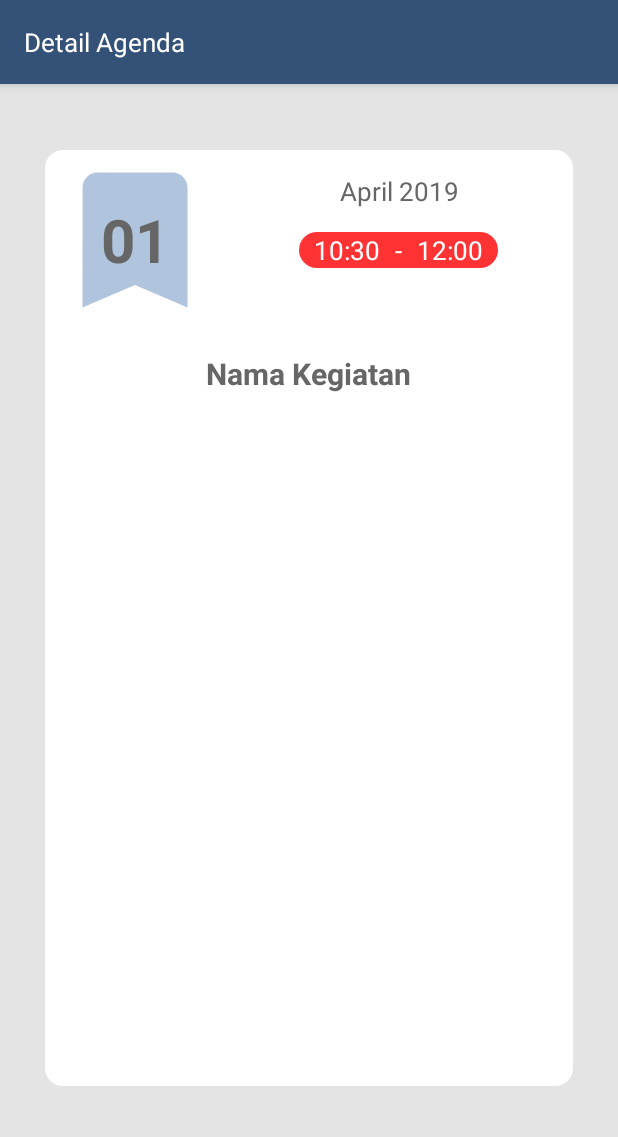
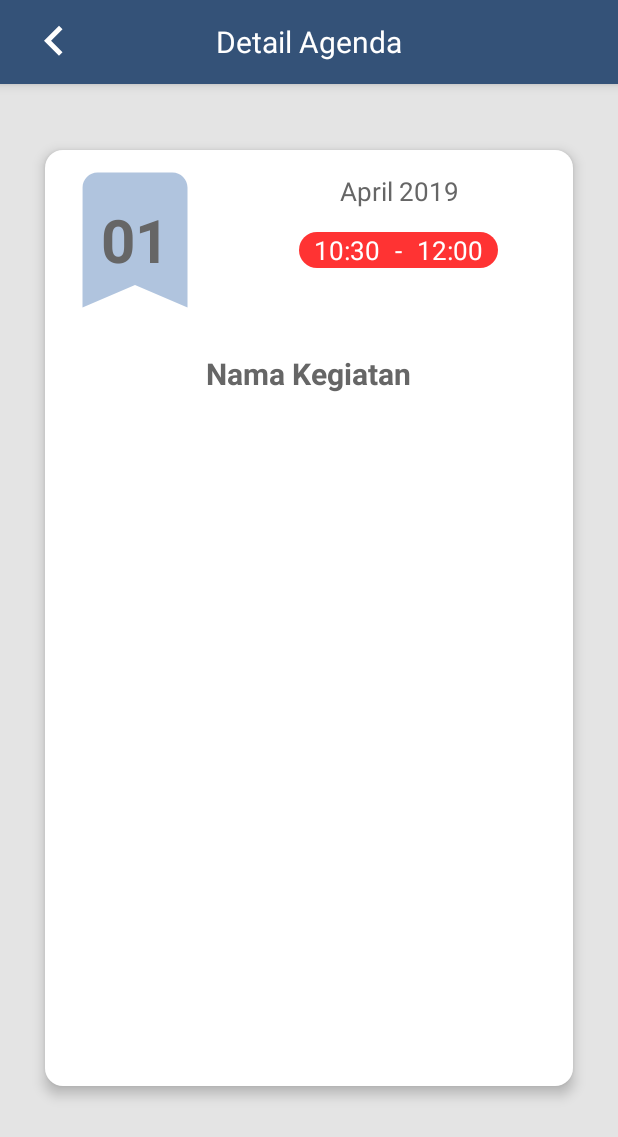
Before and after one commit to dirpenua/DirektoratPendidikan, an Android app: the layout activity_detail_agenda.xml on its own in the app's theme, with its tools: preview values and no code run, on a phone screen of 412 x 824 dp. Shown: the top 1137 px of the screen. Run offline under Robolectric (Android 15) with nearby library versions, the phone set to English and light mode, and no system bars.

Commit message:
Initial Commit

```diff
--- a/app/src/main/AndroidManifest.xml
+++ b/app/src/main/AndroidManifest.xml
@@ -15,7 +15,7 @@
         android:supportsRtl="true"
         android:theme="@style/AppTheme"
         tools:ignore="GoogleAppIndexingWarning">
-        <activity android:name=".DetailAgenda"></activity>
+        <activity android:name=".DetailAgenda" android:theme="@style/NoActionBar"></activity>
         <activity
             android:name=".SplashActivity"
             android:theme="@style/NoActionBar">
--- /dev/null
+++ b/app/src/main/res/drawable/onbackpress.xml
@@ -0,0 +1,5 @@
+<vector android:height="24dp" android:tint="#FFFFFF"
+    android:viewportHeight="24.0" android:viewportWidth="24.0"
+    android:width="24dp" xmlns:android="http://schemas.android.com/apk/res/android">
+    <path android:fillColor="#FF000000" android:pathData="M15.41,16.09l-4.58,-4.59 4.58,-4.59L14,5.5l-6,6 6,6z"/>
+</vector>
--- a/app/src/main/res/layout/activity_detail_agenda.xml
+++ b/app/src/main/res/layout/activity_detail_agenda.xml
@@ -16,16 +16,25 @@
     android:theme="@style/ThemeOverlay.AppCompat.Dark.ActionBar"
     app:popupTheme="@style/ThemeOverlay.AppCompat.Light">
 
+    <ImageView
+    android:id="@+id/agendakembali"
+    android:layout_width="40dp"
+    android:layout_height="40dp"
+    android:src="@drawable/onbackpress"
+    app:layout_behavior="@string/appbar_scrolling_view_behavior"
+    app:layout_collapseMode="parallax"/>
+
     <TextView
     android:layout_width="wrap_content"
-    android:layout_height="match_parent"
+    android:layout_height="wrap_content"
     android:text="Detail Agenda"
+    android:layout_gravity="center"
     android:textColor="#FFFFFF"
+    android:textSize="20dp"/>
 
-    android:textSize="17dp"
-    android:gravity="center_vertical"/>
 
     </android.support.v7.widget.Toolbar>
+
 
     <LinearLayout
         android:layout_width="match_parent"
@@ -35,7 +44,8 @@
         android:layout_marginTop="100dp"
         android:layout_marginBottom="100dp"
         android:background="@drawable/whiteround"
-        android:orientation="vertical">
+        android:orientation="vertical"
+        android:elevation="5dp">
 
         <LinearLayout
             android:layout_width="match_parent"
--- a/app/src/main/res/layout/activity_main.xml
+++ b/app/src/main/res/layout/activity_main.xml
@@ -17,6 +17,8 @@
         android:id="@+id/bn_main"
         android:layout_width="match_parent"
         android:layout_height="wrap_content"
+        android:layout_below="@id/recyclerView"
+        android:layout_marginTop="8dp"
         android:layout_alignParentBottom="true"
         android:background="@color/colorPrimary"
         app:itemIconTint="@drawable/state_bnve"
--- a/app/src/main/res/layout/fragment_agenda.xml
+++ b/app/src/main/res/layout/fragment_agenda.xml
@@ -1,5 +1,6 @@
 <RelativeLayout xmlns:android="http://schemas.android.com/apk/res/android"
     xmlns:app="http://schemas.android.com/apk/res-auto"
+    android:id="@+id/fragment_agenda"
     android:layout_width="match_parent"
     android:layout_height="match_parent"
     android:fitsSystemWindows="true">
@@ -34,7 +35,8 @@
         android:layout_width="match_parent"
         android:layout_height="match_parent"
         android:layout_below="@id/toolbar"
+        android:layout_above="@id/bn_main"
         android:layout_marginTop="8dp"
-        android:layout_marginBottom="8dp"/>
+        android:layout_marginBottom="70dp"/>
 
 </RelativeLayout>
```
Also changed, not shown: app/src/main/java/com/example/direktoratpendidikan/DetailAgenda.java (+23 -7 lines).
